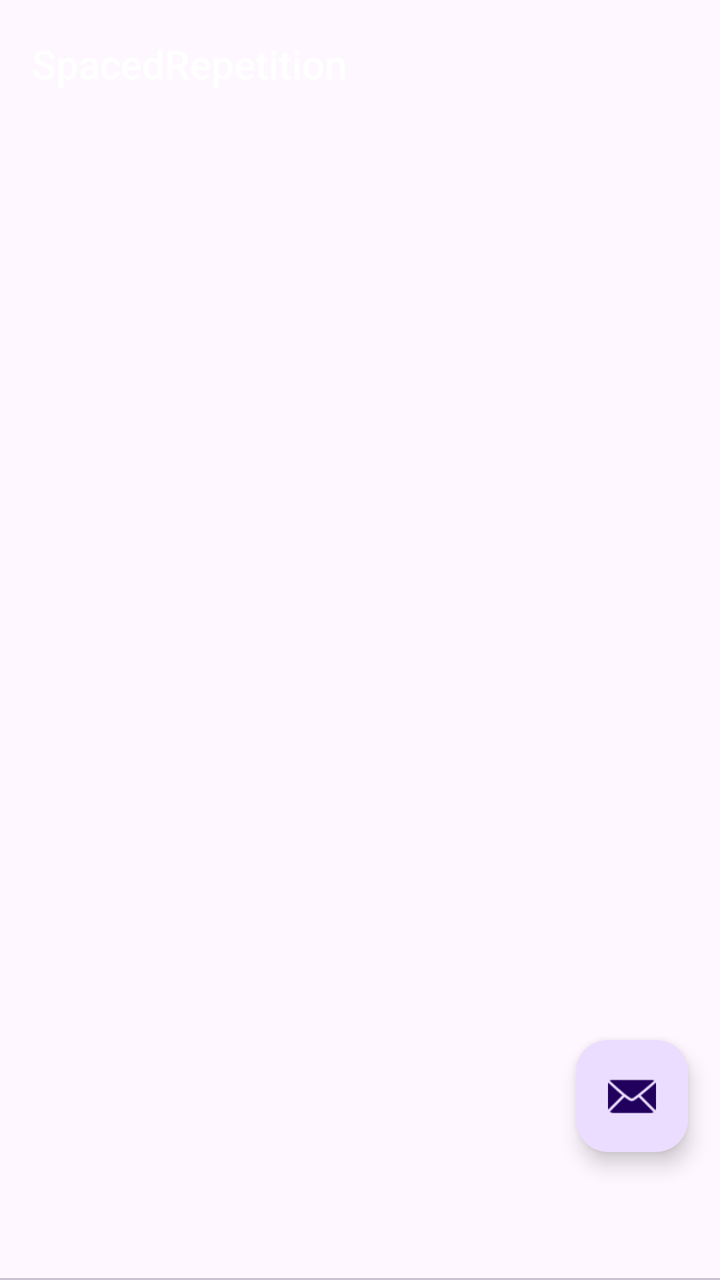
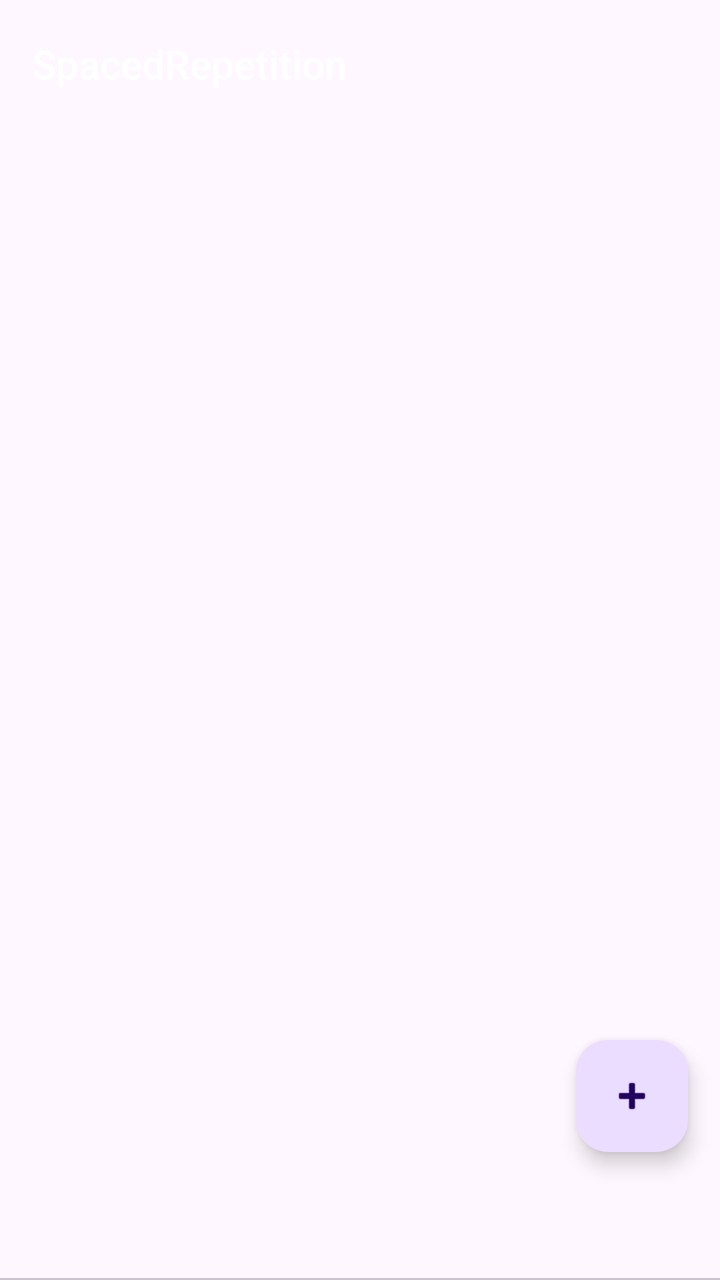

An Android layout rendered at two revisions. The XML below is the earlier revision; the diff shows what the commit changed to produce the second picture.
<!-- AndroidManifest.xml: activity theme Theme.SpacedRepetition.NoActionBar -->
<!-- res/layout/activity_default.xml -->
<?xml version="1.0" encoding="utf-8"?>
<androidx.coordinatorlayout.widget.CoordinatorLayout xmlns:android="http://schemas.android.com/apk/res/android"
    xmlns:app="http://schemas.android.com/apk/res-auto"
    xmlns:tools="http://schemas.android.com/tools"
    android:id="@+id/main"
    android:layout_width="match_parent"
    android:layout_height="match_parent"
    tools:context=".DefaultActivity">

    <com.google.android.material.appbar.AppBarLayout
        android:layout_width="match_parent"
        android:layout_height="wrap_content"
        android:theme="@style/Theme.SpacedRepetition.AppBarOverlay">

        <TextView
            android:id="@+id/title"
            android:layout_width="wrap_content"
            android:layout_height="wrap_content"
            android:gravity="center"
            android:minHeight="?actionBarSize"
            android:padding="@dimen/appbar_padding"
            android:text="@string/app_name"
            android:textAppearance="@style/TextAppearance.Widget.AppCompat.Toolbar.Title" />

    </com.google.android.material.appbar.AppBarLayout>

    <androidx.viewpager.widget.ViewPager
        android:id="@+id/view_pager"
        android:layout_width="match_parent"
        android:layout_height="match_parent"
        app:layout_behavior="@string/appbar_scrolling_view_behavior" />

    <com.google.android.material.tabs.TabLayout
        android:id="@+id/tabs"
        android:layout_width="match_parent"
        android:layout_height="wrap_content"
        android:layout_gravity="bottom" />

    <com.google.android.material.floatingactionbutton.FloatingActionButton
        android:id="@+id/fab"
        android:layout_width="wrap_content"
        android:layout_height="wrap_content"
        android:layout_gravity="bottom|end"
        android:layout_marginEnd="@dimen/fab_margin"
        android:layout_marginBottom="?attr/actionBarSize"
        app:srcCompat="@android:drawable/ic_dialog_email" />
</androidx.coordinatorlayout.widget.CoordinatorLayout>
<!-- resources referenced by this layout -->
<resources>
  <dimen name="appbar_padding">16dp</dimen>
  <dimen name="fab_margin">16dp</dimen>
  <string name="app_name">SpacedRepetition</string>
  <style name="Theme.SpacedRepetition.AppBarOverlay" parent="ThemeOverlay.AppCompat.Dark.ActionBar" />
  <style name="Theme.SpacedRepetition.NoActionBar">
          <item name="windowActionBar">false</item>
          <item name="windowNoTitle">true</item>
      </style>
</resources>

<!-- the commit's change to res/layout/activity_default.xml (unified diff, before → after) -->
@@ -43,5 +43,5 @@
         android:layout_gravity="bottom|end"
         android:layout_marginEnd="@dimen/fab_margin"
         android:layout_marginBottom="?attr/actionBarSize"
-        app:srcCompat="@android:drawable/ic_dialog_email" />
+        app:srcCompat="@android:drawable/ic_input_add" />
 </androidx.coordinatorlayout.widget.CoordinatorLayout>
